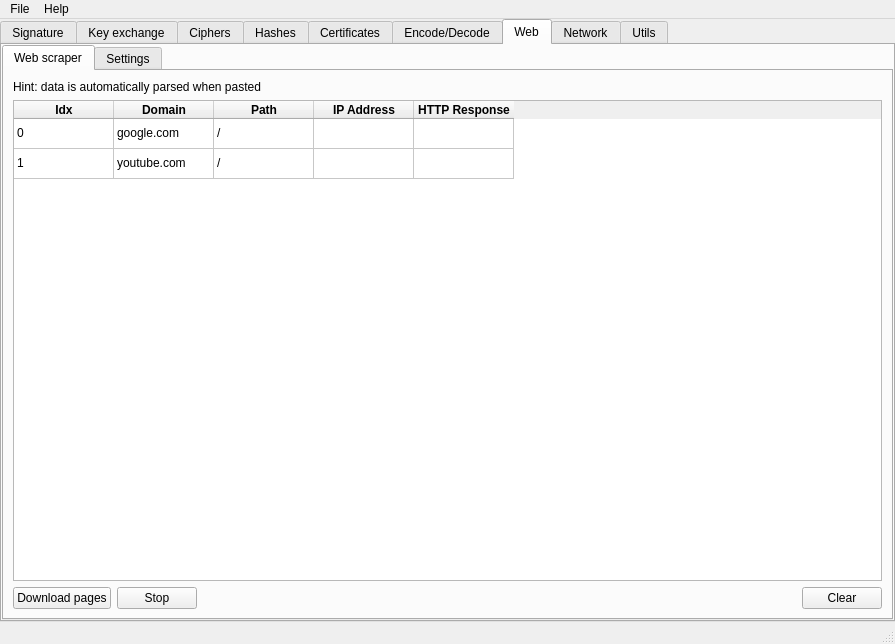
Before: the Qt Designer form ui/mainwindow.ui in caffedrine/CryptoPocketKnife, drawn with Qt 5.
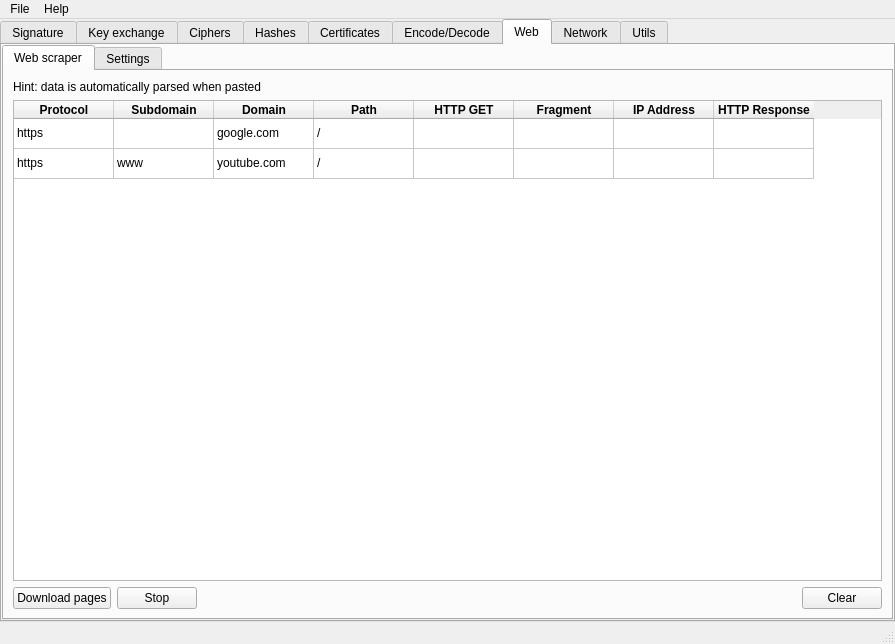
After: the same form once the commit is applied. Icons and pictures are not drawn. Custom widgets are drawn as their Qt base class.

Patch:
```diff
--- a/ui/mainwindow.ui
+++ b/ui/mainwindow.ui
@@ -1512,7 +1512,18 @@
               </row>
               <column>
                <property name="text">
-                <string>Idx</string>
+                <string>Protocol</string>
+               </property>
+               <property name="font">
+                <font>
+                 <weight>75</weight>
+                 <bold>true</bold>
+                </font>
+               </property>
+              </column>
+              <column>
+               <property name="text">
+                <string>Subdomain</string>
                </property>
                <property name="font">
                 <font>
@@ -1543,6 +1554,28 @@
                 </font>
                </property>
               </column>
+              <column>
+               <property name="text">
+                <string>HTTP GET</string>
+               </property>
+               <property name="font">
+                <font>
+                 <weight>75</weight>
+                 <bold>true</bold>
+                </font>
+               </property>
+              </column>
+              <column>
+               <property name="text">
+                <string>Fragment</string>
+               </property>
+               <property name="font">
+                <font>
+                 <weight>75</weight>
+                 <bold>true</bold>
+                </font>
+               </property>
+              </column>
               <column>
                <property name="text">
                 <string>IP Address</string>
@@ -1567,30 +1600,35 @@
               </column>
               <item row="0" column="0">
                <property name="text">
-                <string>0</string>
-               </property>
-              </item>
-              <item row="0" column="1">
-               <property name="text">
-                <string>google.com</string>
+                <string>https</string>
                </property>
               </item>
               <item row="0" column="2">
                <property name="text">
+                <string>google.com</string>
+               </property>
+              </item>
+              <item row="0" column="3">
+               <property name="text">
                 <string>/</string>
                </property>
               </item>
               <item row="1" column="0">
                <property name="text">
-                <string>1</string>
+                <string>https</string>
                </property>
               </item>
               <item row="1" column="1">
                <property name="text">
-                <string>youtube.com</string>
+                <string>www</string>
                </property>
               </item>
               <item row="1" column="2">
+               <property name="text">
+                <string>youtube.com</string>
+               </property>
+              </item>
+              <item row="1" column="3">
                <property name="text">
                 <string>/</string>
                </property>
```
